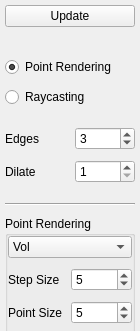
Old version of the form tools/paint-graphcut/viewermenu.ui in the repository nci/drishti; both pictures show x 0 to 140 and y 0 to 331 of the 140 by 841 pixel window.
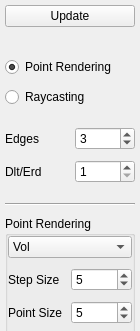
New version of the form.

Diff of the .ui file:
```diff
--- a/tools/paint-graphcut/viewermenu.ui
+++ b/tools/paint-graphcut/viewermenu.ui
@@ -7,7 +7,7 @@
     <x>0</x>
     <y>0</y>
     <width>110</width>
-    <height>788</height>
+    <height>821</height>
    </rect>
   </property>
   <property name="sizePolicy">
@@ -126,7 +126,7 @@
      <item row="1" column="0">
       <widget class="QLabel" name="label_11">
        <property name="text">
-        <string>Dilate</string>
+        <string>Dlt/Erd</string>
        </property>
       </widget>
      </item>
```
